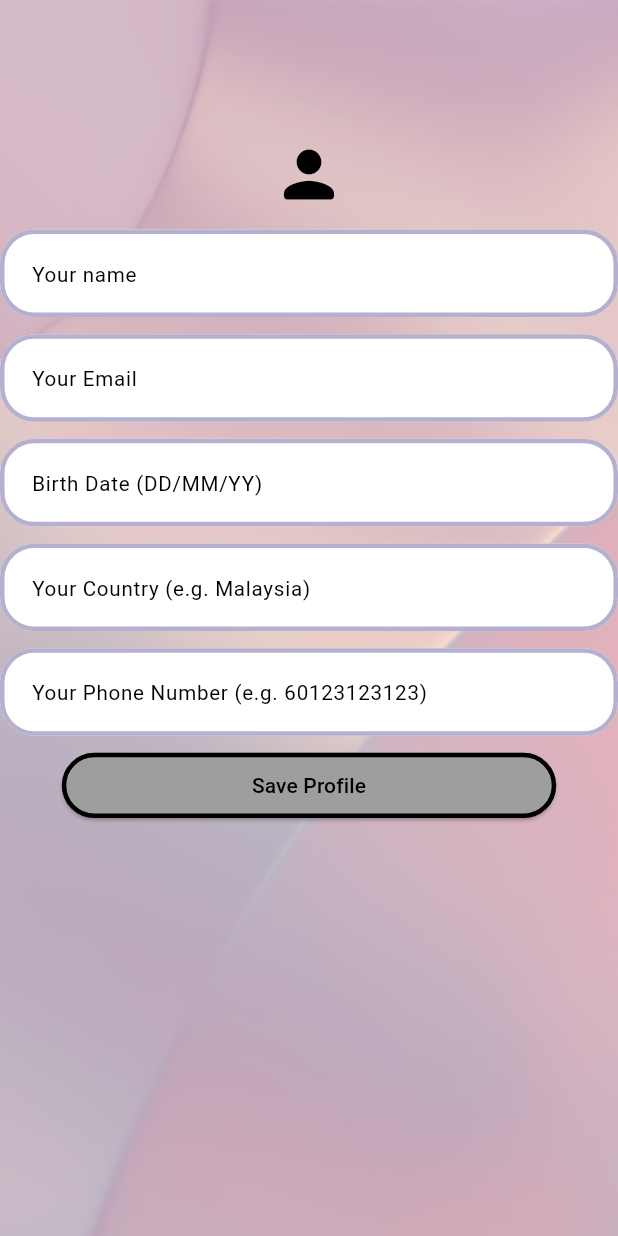
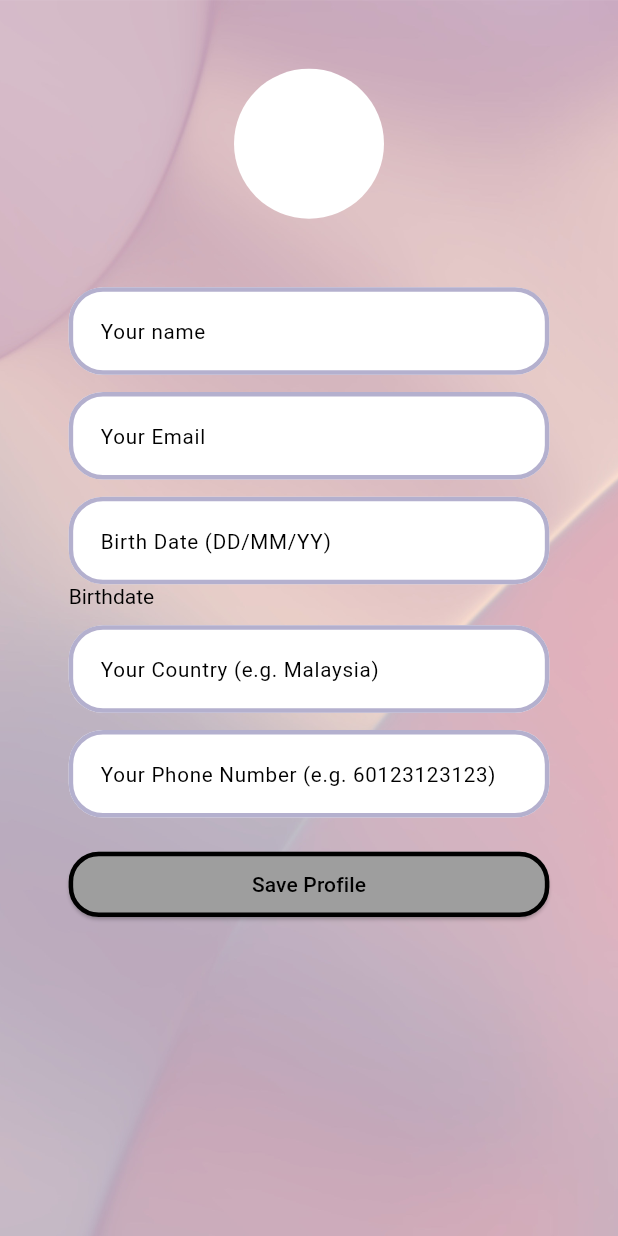
Before and after one commit to nisahabiba/mawadda_app, a Flutter app: the EditProfilePage widget shown alone on an empty page, opened directly, on a phone screen of 412 x 824 dp. Run offline on Flutter 3.47's test engine with Material 2 defaults, Android fonts, the phone set to English and light mode, and no system bars; our stand-ins replace auto_route, basic_utils, equatable, firebase_core, flutter_bloc, flutter_screenutil and 5 more; accounts and stored records are empty.

Commit message:
fixing UI profile & edit profile

```diff
--- a/lib/auth/pages/register_page.dart
+++ b/lib/auth/pages/register_page.dart
@@ -34,7 +34,7 @@ class RegisterPage extends StatelessWidget {
         image: DecorationImage(
             image: AssetImage("assets/image_back.png"), fit: BoxFit.cover),
       ),
-      padding: EdgeInsets.all(10.r),
+      padding: EdgeInsets.only(top: 10.r, left: 10.r, right: 10.r),
       child: Center(
         child: ListView(
           children: [
--- a/lib/home/pages/home_page.dart
+++ b/lib/home/pages/home_page.dart
@@ -61,7 +61,7 @@ class _NavigationMainState extends State<NavigationMain> {
             currentPageIndex = index;
           });
         },
-        indicatorColor: Color(0xffB4B0CE),
+        indicatorColor: const Color(0xffB4B0CE),
         selectedIndex: currentPageIndex,
         destinations: const <Widget>[
           NavigationDestination(
--- a/lib/profile/pages/edit_profile_page.dart
+++ b/lib/profile/pages/edit_profile_page.dart
@@ -1,5 +1,6 @@
 // ignore_for_file: public_member_api_docs, sort_constructors_first, unused_import
 import 'package:auto_route/auto_route.dart';
+import 'package:flutter/cupertino.dart';
 import 'package:flutter/material.dart';
 import 'package:flutter_screenutil/flutter_screenutil.dart';
 import 'package:get/get.dart';
@@ -34,6 +35,7 @@ class _EditProfilePageState extends State<EditProfilePage> {
     final RxBool isBirthTrue = false.obs;
     final RxBool isCountryTrue = false.obs;
     final RxBool isPhoneTrue = false.obs;
+    DateTime date = DateTime(2016, 10, 26);
 
     return Container(
       alignment: Alignment.center,
@@ -44,17 +46,19 @@ class _EditProfilePageState extends State<EditProfilePage> {
       ),
       child: DefaultTextStyle(
         style: GoogleFonts.averiaGruesaLibre(color: Colors.black),
-        child: Column(children: [
-          SizedBox(
-            height: 80.h,
+        child: Container(
+          padding: EdgeInsets.only(top: 40.w, left: 40.w, right: 40.w),
+          child: ListView(children: [
+            Container(
+              width: 100.0,
+              height: 100.0,
+              decoration: const BoxDecoration(
+                color: Colors.white,
+                shape: BoxShape.circle,
               ),
-          Icon(
-            Icons.person_rounded,
-            color: Colors.black,
-            size: 50,
             ),
             SizedBox(
-            height: 10.h,
+              height: 40.h,
             ),
             FormComponent(
                 formKey: 'name',
@@ -90,6 +94,18 @@ class _EditProfilePageState extends State<EditProfilePage> {
                 hintText: 'Birth Date (DD/MM/YY)',
                 textInputType: TextInputType.datetime,
                 validator: (value) => ()),
+            Text("Birthdate"),
+            // CupertinoDatePicker(
+            //   initialDateTime: date,
+            //   mode: CupertinoDatePickerMode.date,
+            //   use24hFormat: true,
+            //   // This shows day of week alongside day of month
+            //   showDayOfWeek: true,
+            //   // This is called when the user changes the date.
+            //   onDateTimeChanged: (DateTime newDate) {
+            //     setState(() => date = newDate);
+            //   },
+            // ),
             SizedBox(
               height: 10.h,
             ),
@@ -109,7 +125,7 @@ class _EditProfilePageState extends State<EditProfilePage> {
                 textInputType: TextInputType.number,
                 validator: (value) => ()),
             SizedBox(
-            height: 10.h,
+              height: 20.h,
             ),
             SizedBox(
               height: 38.h,
@@ -122,16 +138,18 @@ class _EditProfilePageState extends State<EditProfilePage> {
                               isBirthTrue.value == true ||
                               isCountryTrue.value == true ||
                               isPhoneTrue.value == true
-                        ? Color(0xffFAC6EA)
+                          ? const Color(0xffFAC6EA)
                           : Colors.grey,
-                    side: BorderSide(width: 3.0, color: Colors.black)),
+                      side: const BorderSide(width: 3.0, color: Colors.black),
+                      shape: RoundedRectangleBorder(
+                          borderRadius: BorderRadius.circular(20.0))),
                   onPressed: () {
                     if (isNameTrue.value == true ||
                         isEmailTrue.value == true ||
                         isBirthTrue.value == true ||
                         isCountryTrue.value == true ||
                         isPhoneTrue.value == true) {
-                    context.router.replace(HomeRoute());
+                      context.router.replace(const HomeRoute());
                     }
                   },
                   child: const Text(
@@ -141,7 +159,11 @@ class _EditProfilePageState extends State<EditProfilePage> {
                 ),
               ),
             ),
+            SizedBox(
+              height: 20.h,
+            ),
           ]),
+        ),
       ),
     );
   }
```
Also changed, not shown: lib/auth/pages/auth_page.dart (+5 -5 lines), lib/auth/pages/login_page.dart (+9 -10 lines), lib/auth/pages/succeed_signup.dart (+4 -6 lines), lib/mission/pages/mission_page.dart (+11 -15 lines), lib/profile/pages/profile_page.dart (+9 -7 lines). Lines whose indentation alone changed are shown as unchanged.
